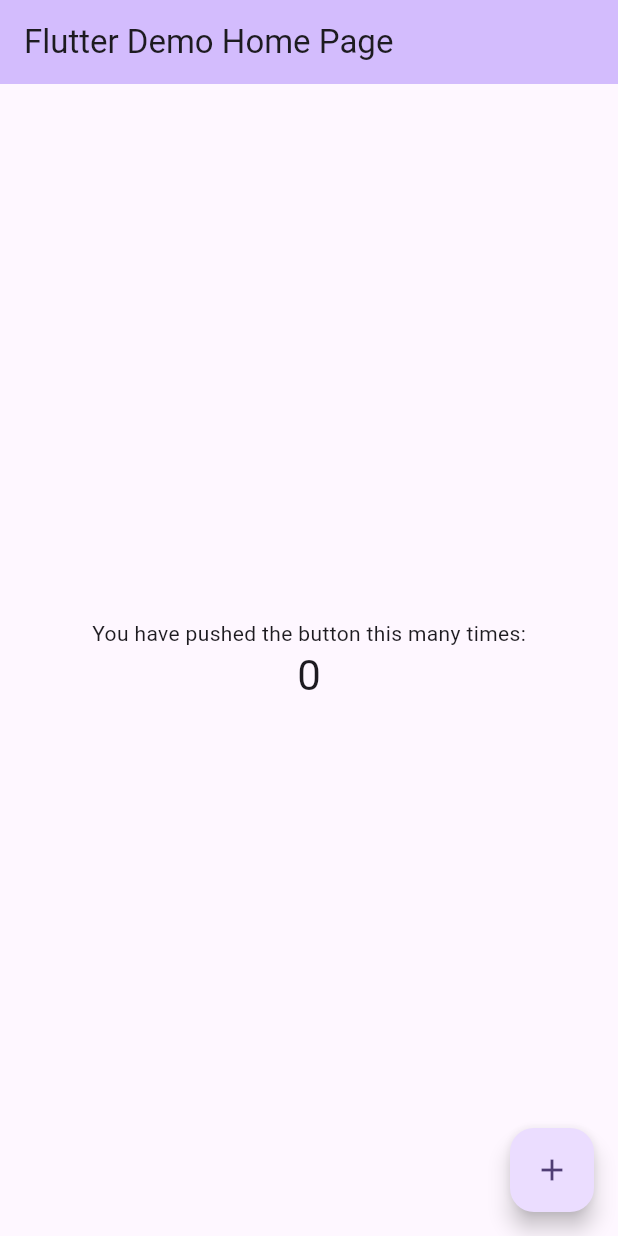
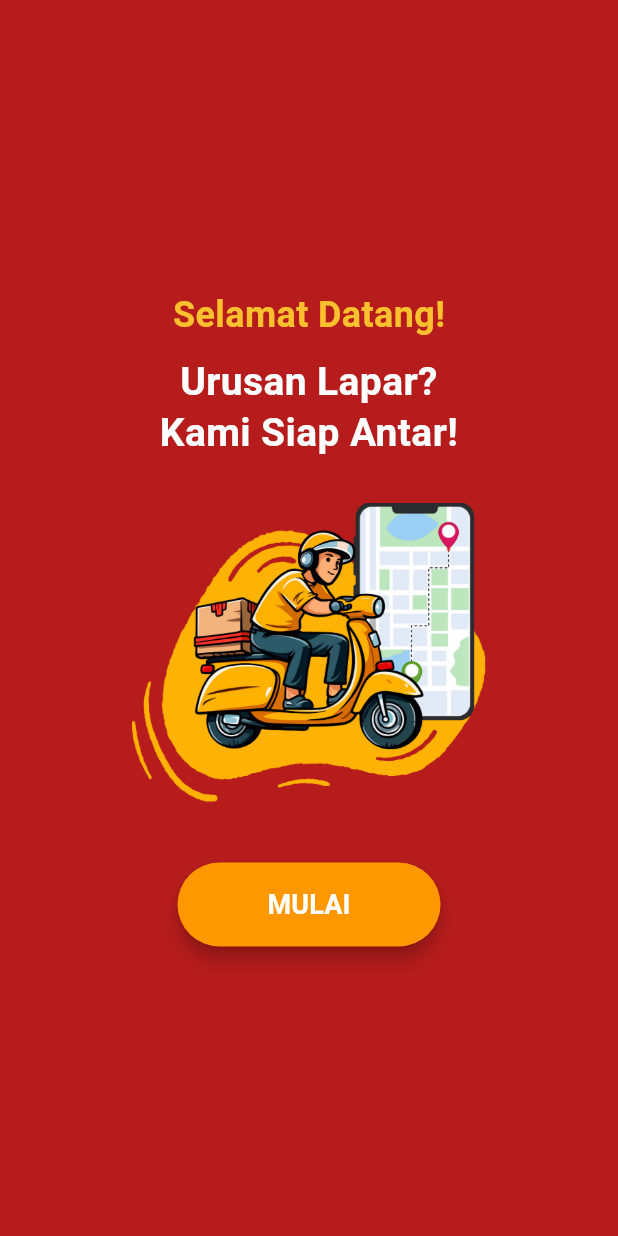
Before and after one commit to salsahbillah/wartiyem_mobile, a Flutter app: the screen it shows after launch, on a phone screen of 412 x 824 dp. Run offline on Flutter 3.47's test engine with Material 3 defaults, Android fonts, the light colour scheme and no system bars.

Commit message:
landing page

```diff
--- a/lib/main.dart
+++ b/lib/main.dart
@@ -1,125 +1,22 @@
 import 'package:flutter/material.dart';
+import 'pages/landing_page.dart';
+import 'pages/home_page.dart';
 
 void main() {
-  runApp(const MyApp());
+  runApp(MyApp());
 }
 
 class MyApp extends StatelessWidget {
-  const MyApp({super.key});
-
-  // This widget is the root of your application.
   @override
   Widget build(BuildContext context) {
     return MaterialApp(
-      title: 'Flutter Demo',
-      theme: ThemeData(
-        // This is the theme of your application.
-        //
-        // TRY THIS: Try running your application with "flutter run". You'll see
-        // the application has a purple toolbar. Then, without quitting the app,
-        // try changing the seedColor in the colorScheme below to Colors.green
-        // and then invoke "hot reload" (save your changes or press the "hot
-        // reload" button in a Flutter-supported IDE, or press "r" if you used
-        // the command line to start the app).
-        //
-        // Notice that the counter didn't reset back to zero; the application
-        // state is not lost during the reload. To reset the state, use hot
-        // restart instead.
-        //
-        // This works for code too, not just values: Most code changes can be
-        // tested with just a hot reload.
-        colorScheme: ColorScheme.fromSeed(seedColor: Colors.deepPurple),
-        useMaterial3: true,
-      ),
-      home: const MyHomePage(title: 'Flutter Demo Home Page'),
+      debugShowCheckedModeBanner: false,
+      title: 'Dalit',
+      initialRoute: '/',
+      routes: {
+        '/': (context) => LandingPage(),
+        '/home': (context) => HomePage(),
+      },
     );
   }
 }
-
-class MyHomePage extends StatefulWidget {
-  const MyHomePage({super.key, required this.title});
-
-  // This widget is the home page of your application. It is stateful, meaning
-  // that it has a State object (defined below) that contains fields that affect
-  // how it looks.
-
-  // This class is the configuration for the state. It holds the values (in this
-  // case the title) provided by the parent (in this case the App widget) and
-  // used by the build method of the State. Fields in a Widget subclass are
-  // always marked "final".
-
-  final String title;
-
-  @override
-  State<MyHomePage> createState() => _MyHomePageState();
-}
-
-class _MyHomePageState extends State<MyHomePage> {
-  int _counter = 0;
-
-  void _incrementCounter() {
-    setState(() {
-      // This call to setState tells the Flutter framework that something has
-      // changed in this State, which causes it to rerun the build method below
-      // so that the display can reflect the updated values. If we changed
-      // _counter without calling setState(), then the build method would not be
-      // called again, and so nothing would appear to happen.
-      _counter++;
-    });
-  }
-
-  @override
-  Widget build(BuildContext context) {
-    // This method is rerun every time setState is called, for instance as done
-    // by the _incrementCounter method above.
-    //
-    // The Flutter framework has been optimized to make rerunning build methods
-    // fast, so that you can just rebuild anything that needs updating rather
-    // than having to individually change instances of widgets.
-    return Scaffold(
-      appBar: AppBar(
-        // TRY THIS: Try changing the color here to a specific color (to
-        // Colors.amber, perhaps?) and trigger a hot reload to see the AppBar
-        // change color while the other colors stay the same.
-        backgroundColor: Theme.of(context).colorScheme.inversePrimary,
-        // Here we take the value from the MyHomePage object that was created by
-        // the App.build method, and use it to set our appbar title.
-        title: Text(widget.title),
-      ),
-      body: Center(
-        // Center is a layout widget. It takes a single child and positions it
-        // in the middle of the parent.
-        child: Column(
-          // Column is also a layout widget. It takes a list of children and
-          // arranges them vertically. By default, it sizes itself to fit its
-          // children horizontally, and tries to be as tall as its parent.
-          //
-          // Column has various properties to control how it sizes itself and
-          // how it positions its children. Here we use mainAxisAlignment to
-          // center the children vertically; the main axis here is the vertical
-          // axis because Columns are vertical (the cross axis would be
-          // horizontal).
-          //
-          // TRY THIS: Invoke "debug painting" (choose the "Toggle Debug Paint"
-          // action in the IDE, or press "p" in the console), to see the
-          // wireframe for each widget.
-          mainAxisAlignment: MainAxisAlignment.center,
-          children: <Widget>[
-            const Text(
-              'You have pushed the button this many times:',
-            ),
-            Text(
-              '$_counter',
-              style: Theme.of(context).textTheme.headlineMedium,
-            ),
-          ],
-        ),
-      ),
-      floatingActionButton: FloatingActionButton(
-        onPressed: _incrementCounter,
-        tooltip: 'Increment',
-        child: const Icon(Icons.add),
-      ), // This trailing comma makes auto-formatting nicer for build methods.
-    );
-  }
-}
--- /dev/null
+++ b/lib/pages/home_page.dart
@@ -0,0 +1,19 @@
+import 'package:flutter/material.dart';
+
+class HomePage extends StatelessWidget {
+  @override
+  Widget build(BuildContext context) {
+    return Scaffold(
+      appBar: AppBar(
+        title: Text("Halaman Utama"),
+        backgroundColor: Colors.orange,
+      ),
+      body: Center(
+        child: Text(
+          "Ini halaman Home 🚀",
+          style: TextStyle(fontSize: 20, fontWeight: FontWeight.bold),
+        ),
+      ),
+    );
+  }
+}
--- /dev/null
+++ b/lib/pages/landing_page.dart
@@ -0,0 +1,76 @@
+import 'package:flutter/material.dart';
+
+class LandingPage extends StatelessWidget {
+  @override
+  Widget build(BuildContext context) {
+    return Scaffold(
+      backgroundColor: const Color(0xFFB71C1C), // warna merah background
+      body: SafeArea(
+        child: Center(
+          child: Column(
+            mainAxisAlignment: MainAxisAlignment.center,
+            children: [
+              // Teks Selamat Datang
+              Text(
+                "Selamat Datang!",
+                style: TextStyle(
+                  fontSize: 24,
+                  fontWeight: FontWeight.bold,
+                  color: Colors.yellow[700],
+                ),
+              ),
+
+              const SizedBox(height: 10),
+
+              // Teks tagline
+              Text(
+                "Urusan Lapar?\nKami Siap Antar!",
+                style: const TextStyle(
+                  fontSize: 26,
+                  fontWeight: FontWeight.bold,
+                  color: Colors.white,
+                  height: 1.3,
+                ),
+                textAlign: TextAlign.center,
+              ),
+
+              const SizedBox(height: 30),
+
+              // Gambar ilustrasi
+              Image.asset(
+                "assets/images/delivery.png", // ganti sesuai nama file
+                height: 200,
+              ),
+
+              const SizedBox(height: 40),
+
+              // Tombol Mulai
+              ElevatedButton(
+                style: ElevatedButton.styleFrom(
+                  backgroundColor: Colors.orange,
+                  padding:
+                      const EdgeInsets.symmetric(horizontal: 60, vertical: 15),
+                  shape: RoundedRectangleBorder(
+                    borderRadius: BorderRadius.circular(30),
+                  ),
+                  elevation: 5,
+                ),
+                onPressed: () {
+                  Navigator.pushNamed(context, "/home");
+                },
+                child: const Text(
+                  "MULAI",
+                  style: TextStyle(
+                    fontSize: 18,
+                    fontWeight: FontWeight.bold,
+                    color: Colors.white,
+                  ),
+                ),
+              ),
+            ],
+          ),
+        ),
+      ),
+    );
+  }
+}
```
Also changed, not shown: pubspec.yaml (+2 -68 lines), assets/images/delivery.png (added), 1 other file.
